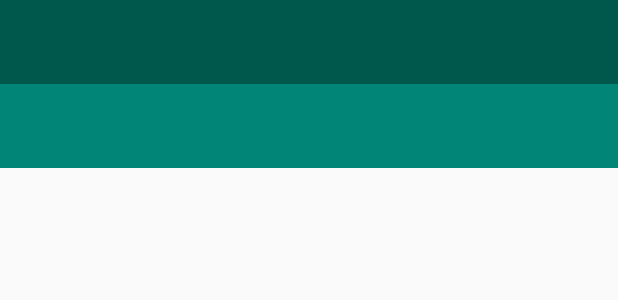
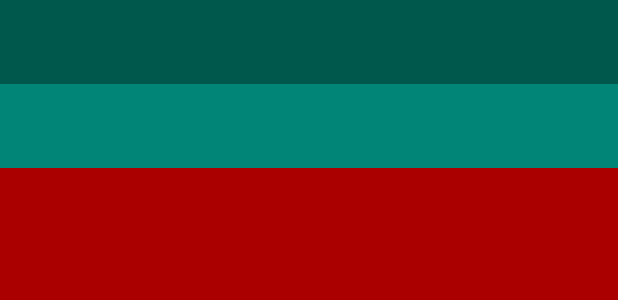
Before and after one commit to PoT-datas/HigherLevel, an Android app: the layout navigation_main_dark.xml on its own in the app's theme, with its tools: preview values and no code run, on a phone screen of 412 x 824 dp. Shown: the top 300 px of the screen. Run offline under Robolectric (Android 15) with nearby library versions, the phone set to English and light mode, and no system bars.

Commit message:
COMMIT 23.10.13
COMMIT 23.10.13

```diff
--- a/xhlApi/src/main/java/api/pot/hl/vp/VPChoiceAdapter.java
+++ b/xhlApi/src/main/java/api/pot/hl/vp/VPChoiceAdapter.java
@@ -61,7 +61,8 @@ public class VPChoiceAdapter extends RecyclerView.Adapter<VPChoiceAdapter.ViewHo
                 if(valueParam.onCheckedChanged(items, pos, b)) {
                     if(valueParamListener!=null) {
                         ValueParamAdapter adapter = valueParamListener.onParamChange(valueParam);
-                        try {
+                        notifyDataSetChanged();
+                        /**try {
                             adapter.notifyDataSetChanged();
                         }catch (Exception e){
                             try {
@@ -74,7 +75,7 @@ public class VPChoiceAdapter extends RecyclerView.Adapter<VPChoiceAdapter.ViewHo
                                     }
                                 });
                             }
-                        }
+                        }*/
                     }
                 }
             }
--- a/xhlApi/src/main/res/layout/navigation_container.xml
+++ b/xhlApi/src/main/res/layout/navigation_container.xml
@@ -16,7 +16,7 @@
 -->
 
 <FrameLayout xmlns:android="http://schemas.android.com/apk/res/android"
-    android:id="@+id/container"
+    android:id="@+id/xnavContainer"
     android:layout_width="match_parent"
     android:layout_height="match_parent">
 </FrameLayout>
--- a/xhlApi/src/main/res/layout/navigation_main_dark.xml
+++ b/xhlApi/src/main/res/layout/navigation_main_dark.xml
@@ -25,6 +25,13 @@
     android:fitsSystemWindows="true"
     app:statusBarBackground="?attr/colorPrimary"
     tools:ignore="MissingPrefix">
+
+    <FrameLayout
+        android:visibility="visible"
+        android:background="@color/colorError"
+        android:id="@+id/xnavContainerBg"
+        android:layout_width="match_parent"
+        android:layout_height="match_parent"/>
 
     <LinearLayout
         android:layout_width="match_parent"
--- a/xhlApi/src/main/res/layout/navigation_main_light.xml
+++ b/xhlApi/src/main/res/layout/navigation_main_light.xml
@@ -25,6 +25,12 @@
     android:fitsSystemWindows="true"
     app:statusBarBackground="?attr/colorPrimary"
     tools:ignore="MissingPrefix">
+
+    <FrameLayout
+        android:background="@color/colorError"
+        android:id="@+id/xnavContainerBg"
+        android:layout_width="match_parent"
+        android:layout_height="match_parent"/>
 
     <LinearLayout
         android:layout_width="match_parent"
```
Also changed, not shown: xhlApi/build.gradle (+6 -5 lines), xhlApi/src/main/java/api/pot/hl/vp/VPViewHolder.java (+5 -2 lines), xhlApi/src/main/java/api/pot/hl/vp/ValueParam.java (+8 -0 lines).
